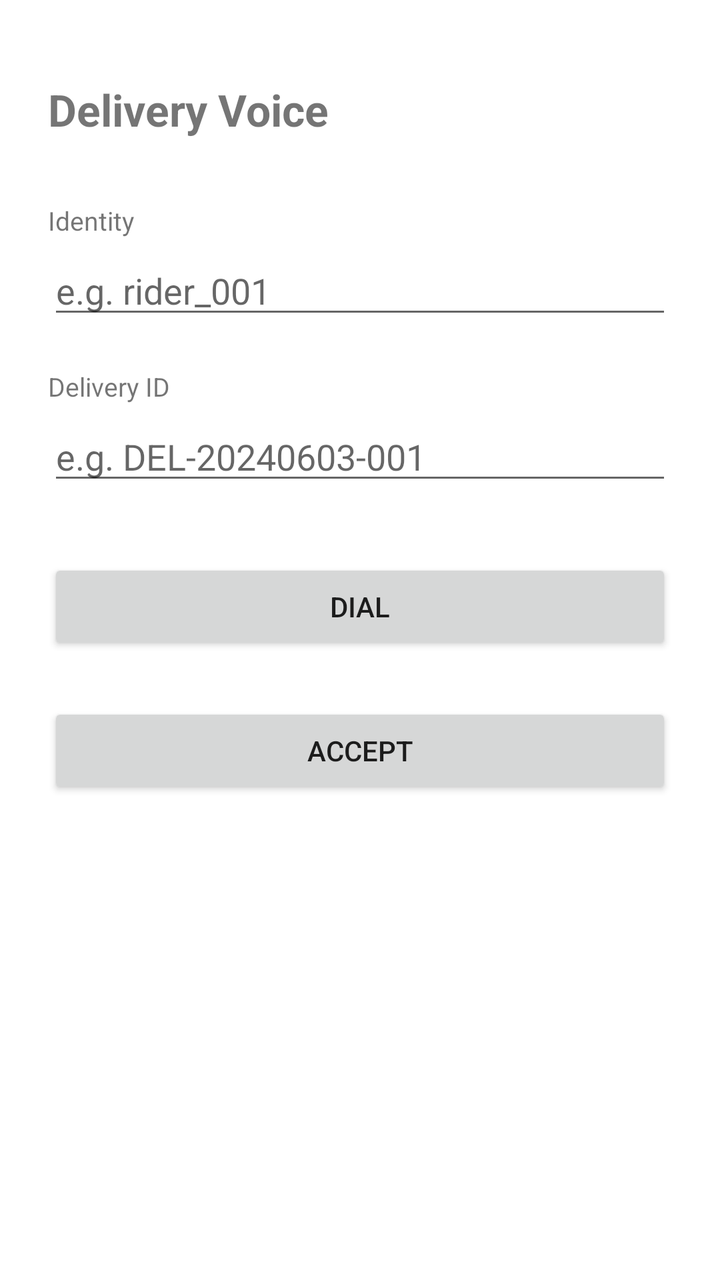
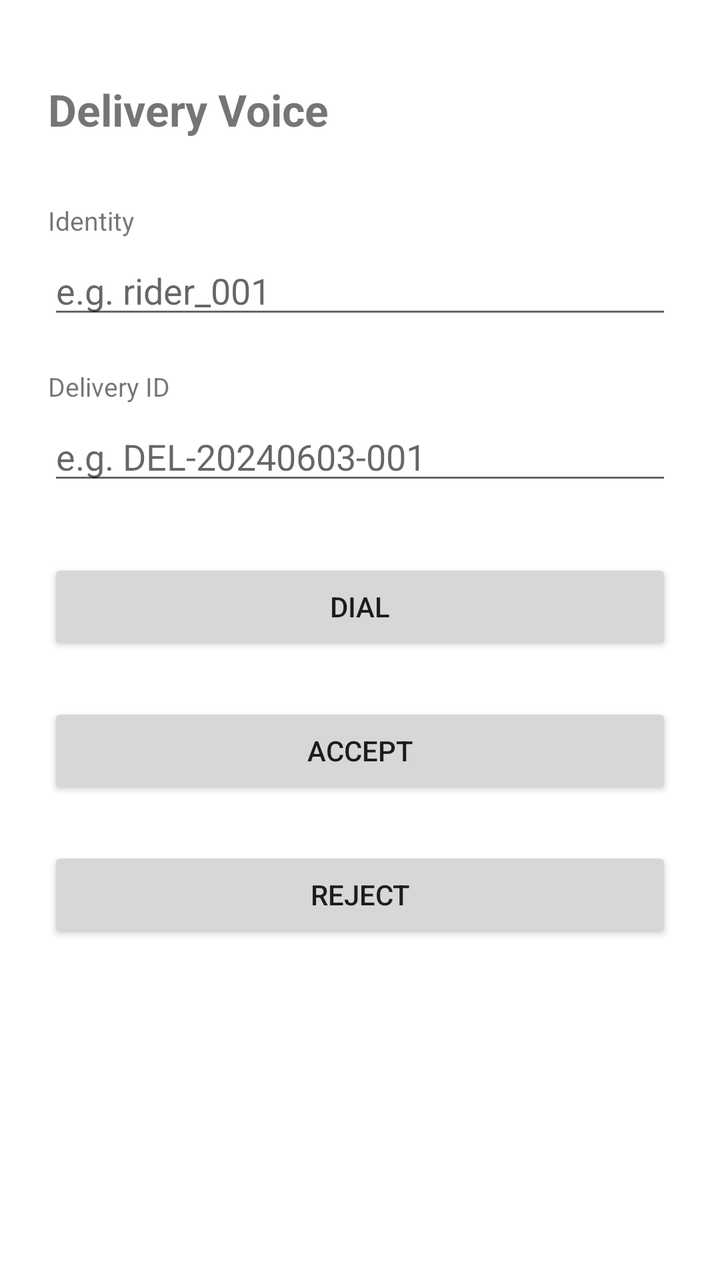

An Android layout rendered at two revisions. The XML below is the earlier revision; the diff shows what the commit changed to produce the second picture.
<!-- AndroidManifest.xml: application theme Theme.DeliveryVoice -->
<!-- res/layout/activity_main.xml -->
<?xml version="1.0" encoding="utf-8"?>
<LinearLayout xmlns:android="http://schemas.android.com/apk/res/android"
    android:layout_width="match_parent"
    android:layout_height="match_parent"
    android:orientation="vertical"
    android:padding="24dp"
    android:gravity="top">

    <TextView
        android:layout_width="wrap_content"
        android:layout_height="wrap_content"
        android:text="Delivery Voice"
        android:textSize="22sp"
        android:textStyle="bold"
        android:layout_marginBottom="32dp"
        android:layout_marginTop="16dp"/>

    <TextView
        android:layout_width="wrap_content"
        android:layout_height="wrap_content"
        android:text="Identity"
        android:textSize="13sp"
        android:layout_marginBottom="4dp"/>

    <EditText
        android:id="@+id/etIdentity"
        android:layout_width="match_parent"
        android:layout_height="wrap_content"
        android:hint="e.g. rider_001"
        android:inputType="textNoSuggestions"
        android:imeOptions="actionNext"
        android:singleLine="true"
        android:layout_marginBottom="20dp"/>

    <TextView
        android:layout_width="wrap_content"
        android:layout_height="wrap_content"
        android:text="Delivery ID"
        android:textSize="13sp"
        android:layout_marginBottom="4dp"/>

    <EditText
        android:id="@+id/etDeliveryId"
        android:layout_width="match_parent"
        android:layout_height="wrap_content"
        android:hint="e.g. DEL-20240603-001"
        android:inputType="textNoSuggestions"
        android:imeOptions="actionDone"
        android:singleLine="true"
        android:layout_marginBottom="32dp"/>

    <Button
        android:id="@+id/btnDial"
        android:layout_width="match_parent"
        android:layout_height="wrap_content"
        android:text="Dial"
        android:layout_marginBottom="24dp"/>

    <Button
        android:id="@+id/btnDialIn"
        android:layout_width="match_parent"
        android:layout_height="wrap_content"
        android:text="Accept"
        android:layout_marginBottom="24dp"/>

    <TextView
        android:id="@+id/tvCallStatus"
        android:layout_width="wrap_content"
        android:layout_height="wrap_content"
        android:text=""
        android:textSize="14sp"
        android:layout_marginBottom="4dp"/>

    <TextView
        android:id="@+id/tvConferenceLabel"
        android:layout_width="wrap_content"
        android:layout_height="wrap_content"
        android:text=""
        android:textSize="13sp"
        android:layout_marginBottom="32dp"/>

    
    <LinearLayout
        android:id="@+id/layoutCallControls"
        android:layout_width="match_parent"
        android:layout_height="wrap_content"
        android:orientation="horizontal"
        android:visibility="gone">

        <Button
            android:id="@+id/btnMute"
            android:layout_width="0dp"
            android:layout_height="wrap_content"
            android:layout_weight="1"
            android:text="Mute"
            android:layout_marginEnd="8dp"/>

        <Button
            android:id="@+id/btnHangup"
            android:layout_width="0dp"
            android:layout_height="wrap_content"
            android:layout_weight="1"
            android:text="Hang Up"
            android:layout_marginStart="8dp"/>

    </LinearLayout>

</LinearLayout>
<!-- resources referenced by this layout -->
<resources>
  <style name="Theme.DeliveryVoice" parent="Theme.MaterialComponents.DayNight.NoActionBar">
          <item name="colorPrimary">#4A6CF7</item>
          <item name="colorPrimaryVariant">#3358E8</item>
          <item name="colorOnPrimary">#FFFFFF</item>
      </style>
</resources>

<!-- the commit's change to res/layout/activity_main.xml (unified diff, before → after) -->
@@ -63,6 +63,13 @@
         android:text="Accept"
         android:layout_marginBottom="24dp"/>
 
+    <Button
+        android:id="@+id/btnReject"
+        android:layout_width="match_parent"
+        android:layout_height="wrap_content"
+        android:text="Reject"
+        android:layout_marginBottom="24dp"/>
+
     <TextView
         android:id="@+id/tvCallStatus"
         android:layout_width="wrap_content"
